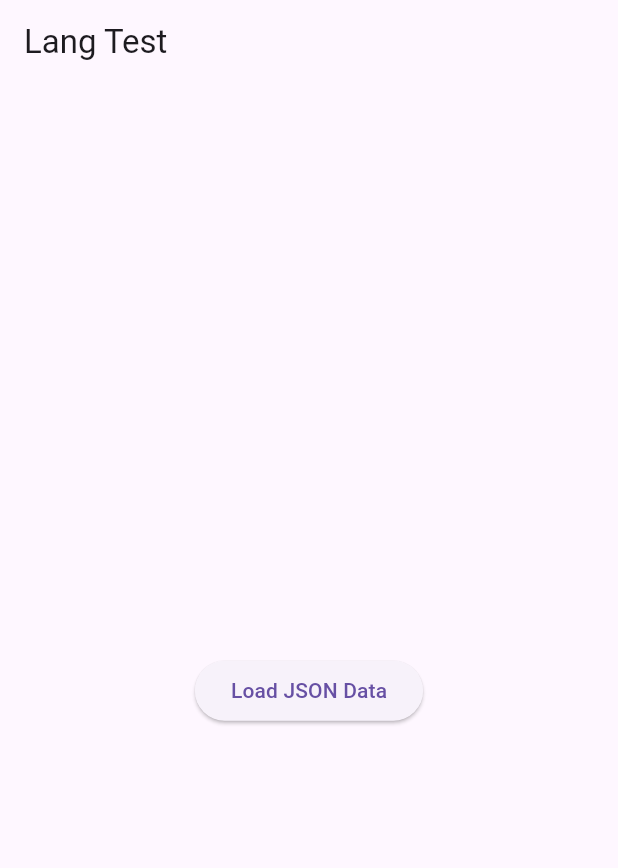
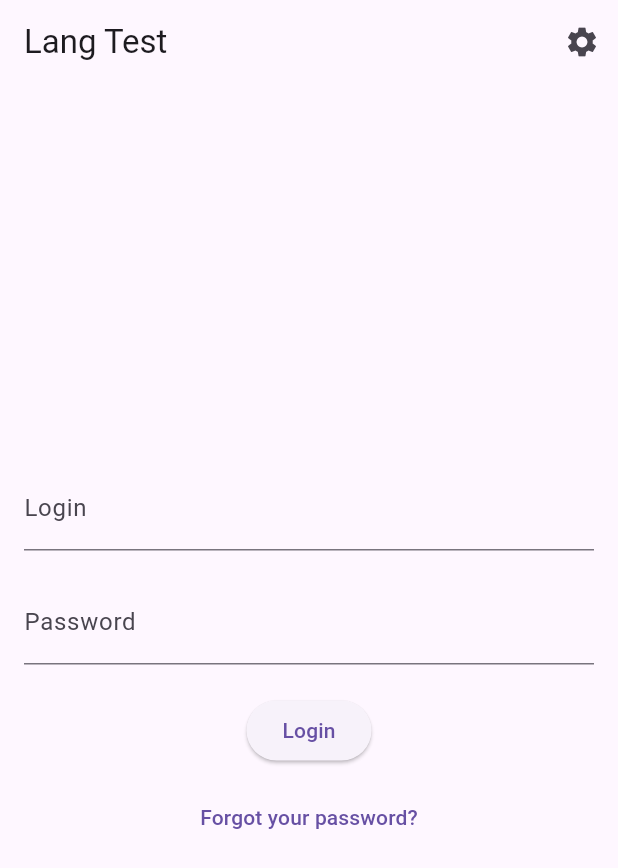
Before and after one commit to AshCash223/yaml-to-json-converter, a Flutter app: the screen it shows after launch, on a phone screen of 412 x 824 dp. Shown: the top 868 px of the screen. Run offline on Flutter 3.47's test engine with Material 3 defaults, Android fonts, the phone set to English and light mode, and no system bars.

Commit message:
LogIN page layout incorperating data from one YAML <=> JSON file

```diff
--- a/lib/main.dart
+++ b/lib/main.dart
@@ -22,48 +22,120 @@ class MyHomePage extends StatefulWidget {
 }
 
 class _MyHomePageState extends State<MyHomePage> {
-  String _displayText = '';
+  Map<String, dynamic> _translations = {};
+  String _selectedLanguage = 'en';
 
-  void _loadJsonData() async {
+  final TextEditingController _usernameController = TextEditingController();
+  final TextEditingController _passwordController = TextEditingController();
+
+  @override
+  void initState() {
+    super.initState();
+    _loadTranslations();
+  }
+
+  Future<void> _loadTranslations() async {
     final jsonString = await rootBundle.loadString('assets/lang.json');
-  final jsonData = jsonDecode(jsonString);
-
-  String displayText = '';
-
-  jsonData.forEach((key, value) {
-    displayText += '$key:\n';
-    if (value is Map) {
-      value.forEach((subKey, subValue) {
-        displayText += '  $subKey: $subValue\n';
-      });
-    } else {
-      displayText += '  $value\n';
-    }
-  });
-
     setState(() {
-    _displayText = displayText;
+      _translations = jsonDecode(jsonString);
     });
   }
+
+  String _getTranslation(String key) {
+    return _translations[key]?[_selectedLanguage] ?? key;
+  }
+
+  void _changeLanguage(String languageCode) {
+    setState(() {
+      _selectedLanguage = languageCode;
+    });
+  }
+
   @override
   Widget build(BuildContext context) {
     return Scaffold(
       appBar: AppBar(
         title: Text('Lang Test'),
+        actions: [
+          IconButton(
+            icon: Icon(Icons.settings),
+            onPressed: () => _showLanguageSelectionDialog(),
+          ),
+        ],
       ),
       body: Center(
+        child: Padding(
+          padding: const EdgeInsets.all(16.0),
           child: Column(
             mainAxisAlignment: MainAxisAlignment.center,
             children: [
-            Text(_displayText),
+              TextField(
+                controller: _usernameController,
+                decoration: InputDecoration(
+                  labelText: _getTranslation('login'),
+                ),
+              ),
+              SizedBox(height: 20),
+              TextField(
+                controller: _passwordController,
+                obscureText: true,
+                decoration: InputDecoration(
+                  labelText: _getTranslation('password'),
+                ),
+              ),
               SizedBox(height: 20),
               ElevatedButton(
-              onPressed: _loadJsonData,
-              child: Text('Load JSON Data'),
+                onPressed: () {
+                  // Perform login action here
+                  print('Username: ${_usernameController.text}');
+                  print('Password: ${_passwordController.text}');
+                },
+                child: Text(_getTranslation('login')),
+              ),
+              SizedBox(height: 10),
+              TextButton(
+                onPressed: () {
+                  // Handle forgot password action here
+                  print('Forgot Password clicked');
+                },
+                child: Text(_getTranslation('forgotPassword')),
               ),
             ],
           ),
         ),
+      ),
+    );
+  }
+
+  void _showLanguageSelectionDialog() {
+    showDialog(
+      context: context,
+      builder: (BuildContext context) {
+        return AlertDialog(
+          title: Text('Select Language'),
+          content: Column(
+            mainAxisSize: MainAxisSize.min,
+            children: [
+              _buildLanguageOption('English', 'en'),
+              _buildLanguageOption('Français', 'fr'),
+              _buildLanguageOption('Español', 'es'),
+              _buildLanguageOption('Deutsch', 'de'),
+              _buildLanguageOption('中文', 'zh'),
+              _buildLanguageOption('Tiếng Việt', 'vi'),
+            ],
+          ),
+        );
+      },
+    );
+  }
+
+  Widget _buildLanguageOption(String language, String code) {
+    return ListTile(
+      title: Text(language),
+      onTap: () {
+        _changeLanguage(code);
+        Navigator.of(context).pop();
+      },
     );
   }
 }
```
Lines whose indentation alone changed are shown as unchanged.
